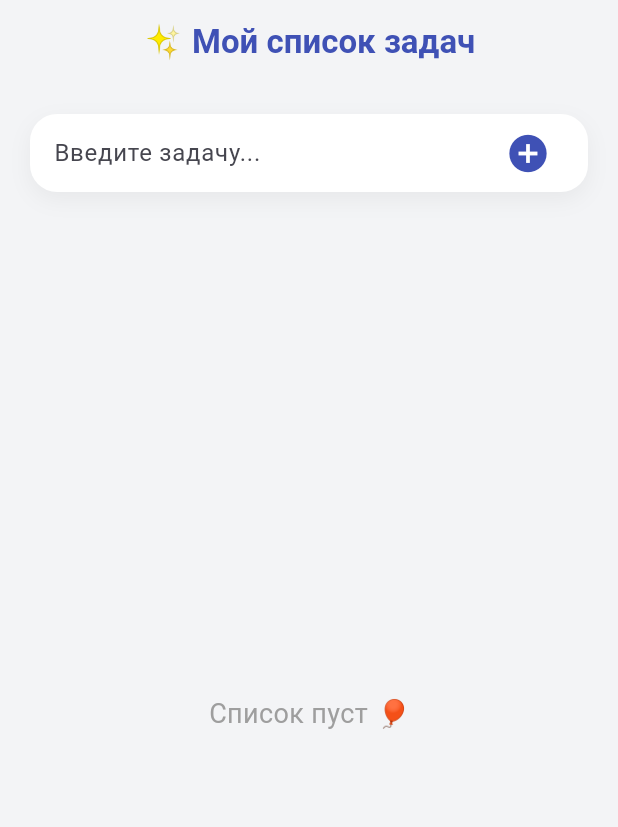
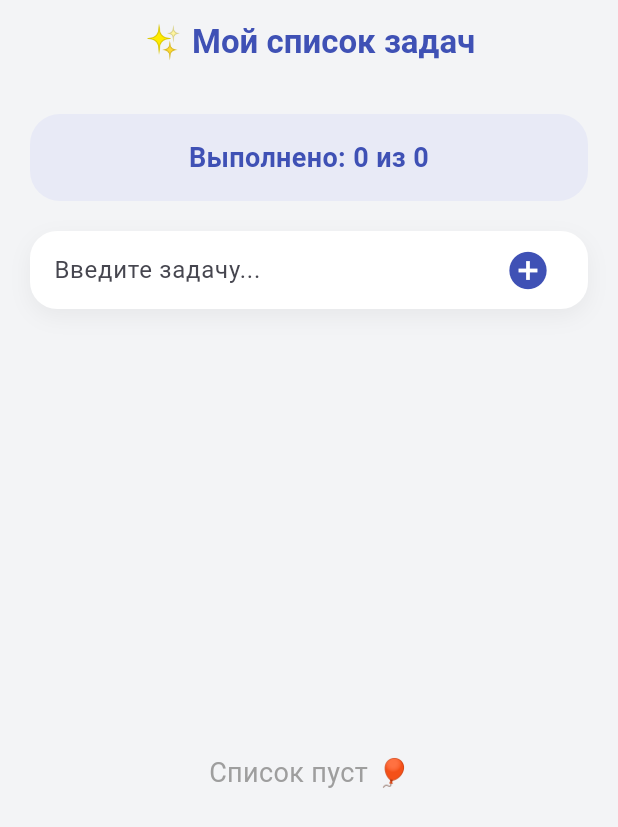
Before and after one commit to inordertogetamark/todoapp, a Flutter app: the screen it shows after launch, on a phone screen of 412 x 824 dp. Shown: the top 827 px of the screen. Run offline on Flutter 3.47's test engine with Material 3 defaults, Android fonts, the phone set to English and light mode, and no system bars.

Commit message:
feat: добавлен чек-бокс для отметки выполнения задачи и счетчик задач

```diff
--- a/lib/main.dart
+++ b/lib/main.dart
@@ -21,6 +21,13 @@ class ToDoApp extends StatelessWidget {
   }
 }
 
+class Task {
+  String text;
+  bool completed;
+
+  Task(this.text, {this.completed = false});
+}
+
 class ToDoPage extends StatefulWidget {
   const ToDoPage({super.key});
 
@@ -29,14 +36,14 @@ class ToDoPage extends StatefulWidget {
 }
 
 class _ToDoPageState extends State<ToDoPage> {
-  final List<String> tasks = [];
+  final List<Task> tasks = [];
   final TextEditingController controller = TextEditingController();
 
   void addTask() {
     if (controller.text.trim().isEmpty) return;
 
     setState(() {
-      tasks.add(controller.text.trim());
+      tasks.add(Task(controller.text.trim()));
       controller.clear();
     });
   }
@@ -47,8 +54,16 @@ class _ToDoPageState extends State<ToDoPage> {
     });
   }
 
+  void toggleTask(int index) {
+    setState(() {
+      tasks[index].completed = !tasks[index].completed;
+    });
+  }
+
   @override
   Widget build(BuildContext context) {
+    int completedCount = tasks.where((t) => t.completed).length;
+
     return Scaffold(
       backgroundColor: const Color(0xFFF3F4F6),
       appBar: AppBar(
@@ -68,6 +83,27 @@ class _ToDoPageState extends State<ToDoPage> {
         padding: const EdgeInsets.all(20),
         child: Column(
           children: [
+            // СЧЁТЧИК
+            Container(
+              width: double.infinity,
+              padding: const EdgeInsets.all(16),
+              decoration: BoxDecoration(
+                color: Colors.indigo.shade50,
+                borderRadius: BorderRadius.circular(20),
+              ),
+              child: Text(
+                "Выполнено: $completedCount из ${tasks.length}",
+                style: const TextStyle(
+                  fontSize: 18,
+                  fontWeight: FontWeight.w600,
+                  color: Colors.indigo,
+                ),
+                textAlign: TextAlign.center,
+              ),
+            ),
+
+            const SizedBox(height: 20),
+
             // Поле ввода
             Container(
               decoration: BoxDecoration(
@@ -116,6 +152,8 @@ class _ToDoPageState extends State<ToDoPage> {
                       itemCount: tasks.length,
                       separatorBuilder: (_, __) => const SizedBox(height: 12),
                       itemBuilder: (context, index) {
+                        final task = tasks[index];
+
                         return Container(
                           decoration: BoxDecoration(
                             color: Colors.white,
@@ -133,11 +171,22 @@ class _ToDoPageState extends State<ToDoPage> {
                               horizontal: 20,
                               vertical: 10,
                             ),
+                            leading: Checkbox(
+                              value: task.completed,
+                              activeColor: Colors.indigo,
+                              onChanged: (value) => toggleTask(index),
+                            ),
                             title: Text(
-                              tasks[index],
-                              style: const TextStyle(
+                              task.text,
+                              style: TextStyle(
                                 fontSize: 18,
                                 fontWeight: FontWeight.w500,
+                                decoration: task.completed
+                                    ? TextDecoration.lineThrough
+                                    : TextDecoration.none,
+                                color: task.completed
+                                    ? Colors.grey
+                                    : Colors.black,
                               ),
                             ),
                             trailing: IconButton(
```
